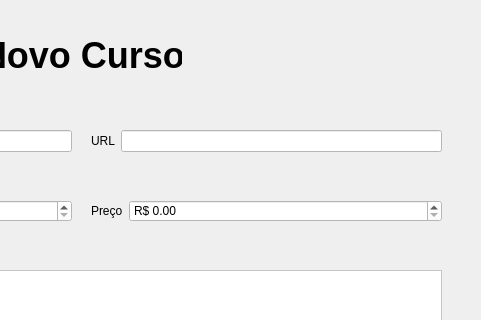
ThiagoFBastos/Cursos---Qt, file curso.ui: the form before one commit; both pictures show x 319 to 800 and y 0 to 320 of the 800 by 600 pixel window.
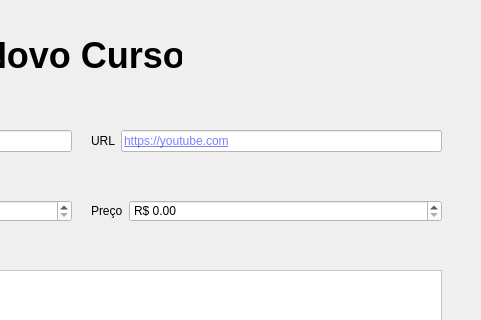
The form after the commit.

Commit message: feat: adicionando tooltip aos elementos da janela de cadastro de curso

```diff
--- a/curso.ui
+++ b/curso.ui
@@ -83,6 +83,9 @@
 	background-color: white;
 }</string>
        </property>
+       <property name="placeholderText">
+        <string>https://youtube.com</string>
+       </property>
       </widget>
      </item>
     </layout>
```
Left out of the diff: 15 changed lines with no effect on the pictures.
